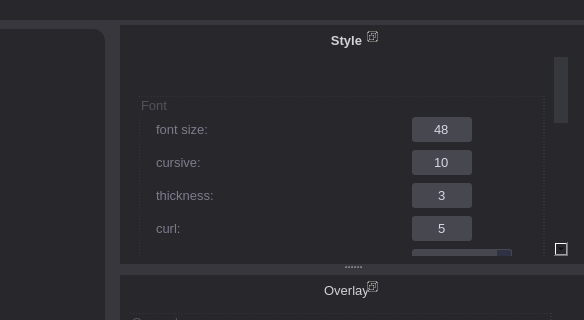
setbe/bio-text, file bio-text.ui: the form before one commit; both pictures show x 754 to 1338 and y 0 to 320 of the 1338 by 679 pixel window.
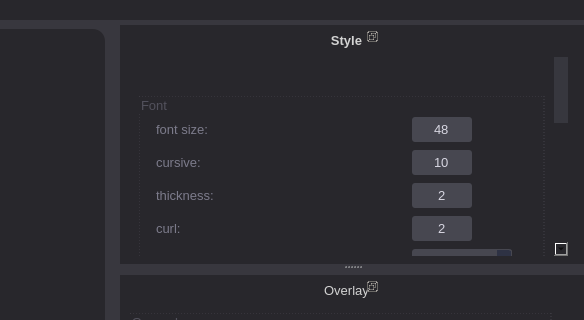
The form after the commit.

The edit to the form file:
```diff
--- a/bio-text.ui
+++ b/bio-text.ui
@@ -101,7 +101,7 @@
 
 QScrollBar::handle {
 	border: 0px;
-	border-radius: 8px;
+	border-radius: 6px;
 }
 
 QScrollBar::handle:hover {
@@ -487,7 +487,7 @@
         <property name="geometry">
          <rect>
           <x>0</x>
-          <y>-345</y>
+          <y>-224</y>
           <width>437</width>
           <height>600</height>
          </rect>
@@ -574,7 +574,7 @@
                <number>1</number>
               </property>
               <property name="value">
-               <number>3</number>
+               <number>2</number>
               </property>
              </widget>
             </item>
@@ -649,7 +649,7 @@
                <number>24</number>
               </property>
               <property name="value">
-               <number>5</number>
+               <number>2</number>
               </property>
              </widget>
             </item>
```
Left out of the diff: 33 changed lines with no effect on the pictures.
